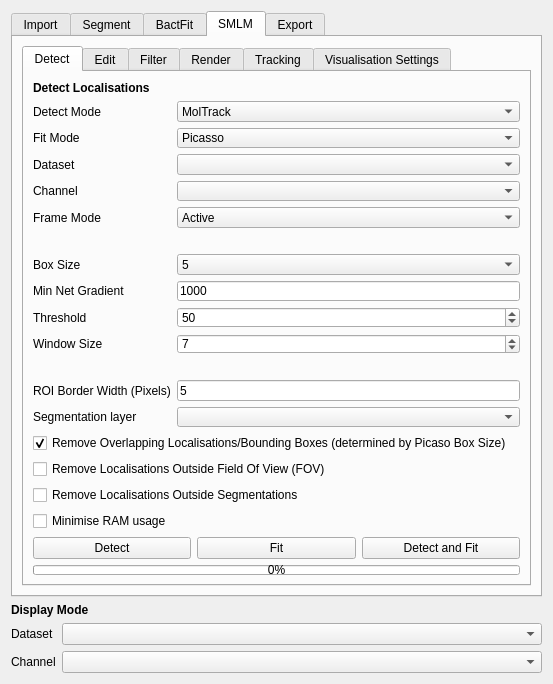
piedrro/napari-moltrack, file src/moltrack/GUI/widget_ui.ui: the form before one commit.
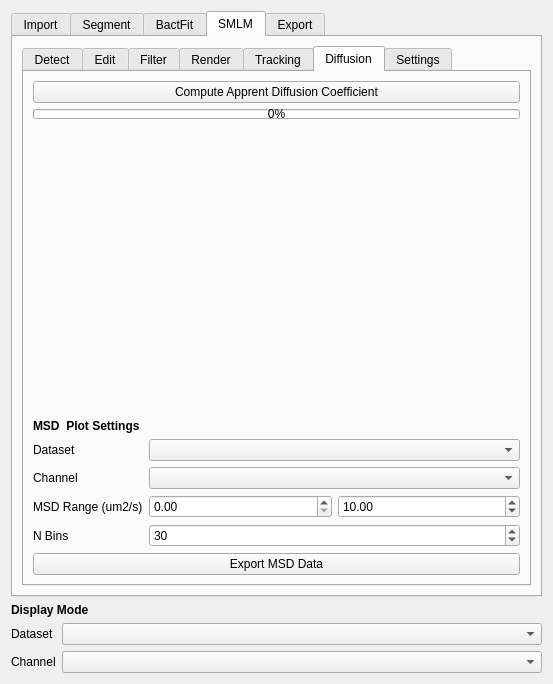
The form after the commit. The open tabs and pages were chosen to show the change.

Commit message: added ADC plots

The edit to the form file:
```diff
--- a/src/moltrack/GUI/widget_ui.ui
+++ b/src/moltrack/GUI/widget_ui.ui
@@ -2062,9 +2062,125 @@
            </item>
           </layout>
          </widget>
+         <widget class="QWidget" name="tab_8">
+          <attribute name="title">
+           <string>Diffusion</string>
+          </attribute>
+          <layout class="QVBoxLayout" name="verticalLayout_8">
+           <item>
+            <widget class="QPushButton" name="compute_adc">
+             <property name="text">
+              <string>Compute Apprent Diffusion Coefficient</string>
+             </property>
+            </widget>
+           </item>
+           <item>
+            <widget class="QProgressBar" name="adc_progressbar">
+             <property name="maximumSize">
+              <size>
+               <width>16777215</width>
+               <height>10</height>
+              </size>
+             </property>
+             <property name="value">
+              <number>0</number>
+             </property>
+            </widget>
+           </item>
+           <item>
+            <widget class="QWidget" name="adc_graph_container" native="true">
+             <property name="sizePolicy">
+              <sizepolicy hsizetype="Preferred" vsizetype="Expanding">
+               <horstretch>0</horstretch>
+               <verstretch>0</verstretch>
+              </sizepolicy>
+             </property>
+            </widget>
+           </item>
+           <item>
+            <widget class="QLabel" name="label_45">
+             <property name="font">
+              <font>
+               <weight>75</weight>
+               <bold>true</bold>
+              </font>
+             </property>
+             <property name="text">
+              <string>MSD  Plot Settings</string>
+             </property>
+            </widget>
+           </item>
+           <item>
+            <layout class="QFormLayout" name="formLayout_29">
+             <item row="1" column="0">
+              <widget class="QLabel" name="picasso_filter_dataset_label_4">
+               <property name="text">
+                <string>Channel</string>
+               </property>
+              </widget>
+             </item>
+             <item row="1" column="1">
+              <widget class="QComboBox" name="adc_channel"/>
+             </item>
+             <item row="2" column="0">
+              <widget class="QLabel" name="label_44">
+               <property name="text">
+                <string>MSD Range (um2/s)</string>
+               </property>
+              </widget>
+             </item>
+             <item row="2" column="1">
+              <layout class="QGridLayout" name="gridLayout_2">
+               <item row="0" column="0">
+                <widget class="QDoubleSpinBox" name="adc_range_min"/>
+               </item>
+               <item row="0" column="1">
+                <widget class="QDoubleSpinBox" name="adc_range_max">
+                 <property name="value">
+                  <double>10.000000000000000</double>
+                 </property>
+                </widget>
+               </item>
+              </layout>
+             </item>
+             <item row="0" column="1">
+              <widget class="QComboBox" name="adc_dataset"/>
+             </item>
+             <item row="0" column="0">
+              <widget class="QLabel" name="picasso_filter_dataset_label_3">
+               <property name="text">
+                <string>Dataset</string>
+               </property>
+              </widget>
+             </item>
+             <item row="3" column="0">
+              <widget class="QLabel" name="label_46">
+               <property name="text">
+                <string>N Bins</string>
+               </property>
+              </widget>
+             </item>
+             <item row="3" column="1">
+              <widget class="QSpinBox" name="adc_bins">
+               <property name="value">
+                <number>30</number>
+               </property>
+              </widget>
+             </item>
+            </layout>
+           </item>
+           <item>
+            <widget class="QPushButton" name="export_adc">
+             <property name="text">
+              <string>Export MSD Data</string>
+             </property>
+            </widget>
+           </item>
+          </layout>
+         </widget>
          <widget class="QWidget" name="tab_22">
           <attribute name="title">
-           <string>Visualisation Settings</string>
+           <string>Settings</string>
           </attribute>
           <layout class="QVBoxLayout" name="verticalLayout_24">
            <item>
```
The commit also changes 7 other files.
